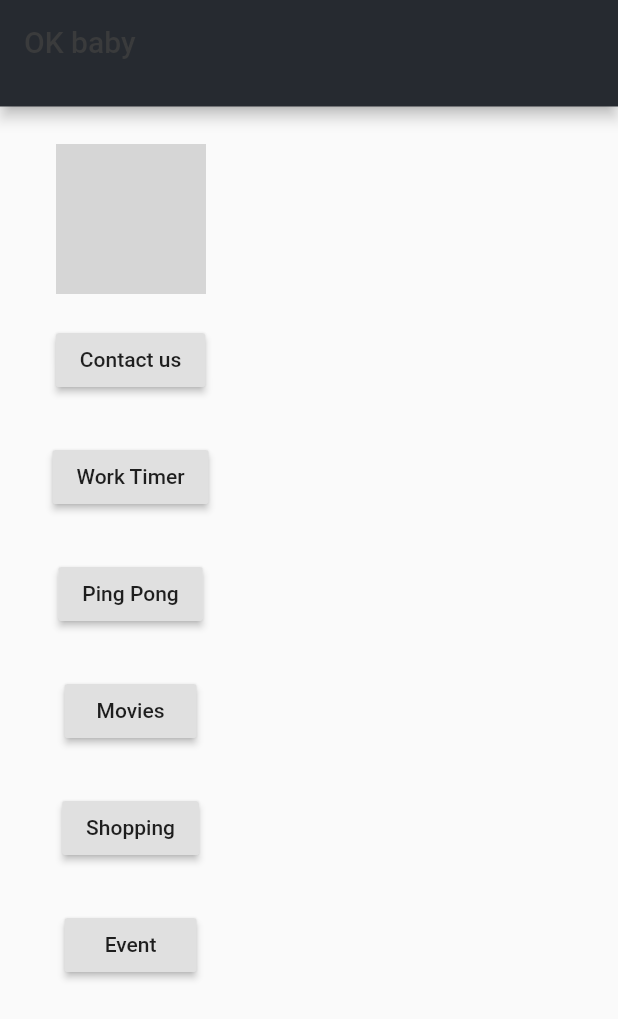
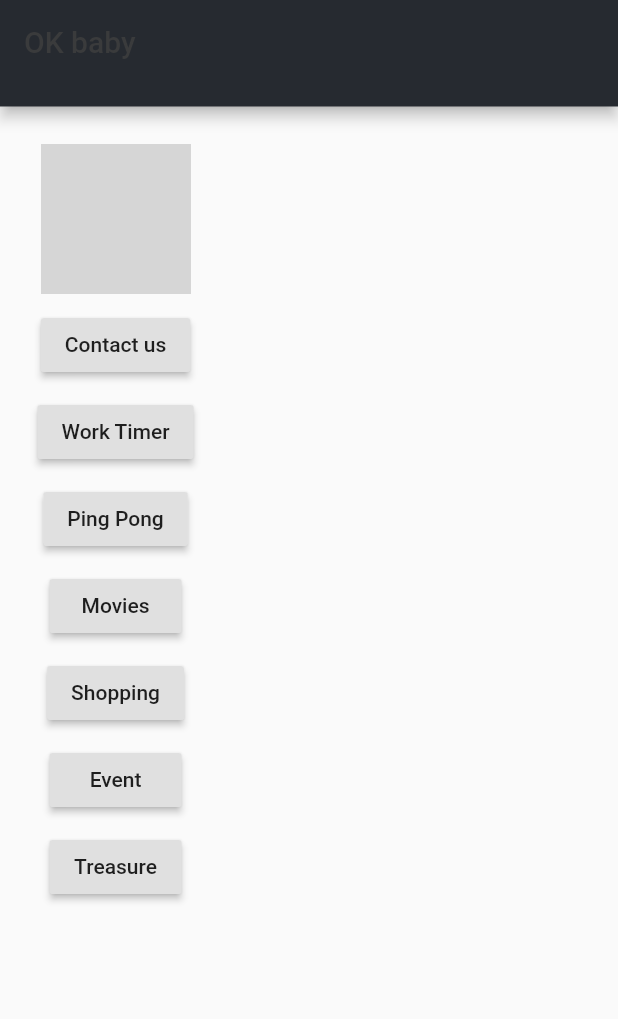
Before and after one commit to canhtoanptit/merchant, a Flutter app: the screen it shows after launch, on a phone screen of 412 x 824 dp. Shown: the top 1019 px of the screen. Run offline on Flutter 3.47's test engine with Material 2 defaults, Android fonts, the phone set to English and light mode, and no system bars; our stand-ins replace cloud_firestore, firebase_auth, geolocator, google_maps_flutter, percent_indicator, shared_preferences and 1 more; accounts and stored records are empty; network calls fail; project files that could hold a hidden picture were left out; grey boxes are pictures that could not be loaded.

Commit message:
chapter 7

```diff
--- a/lib/main.dart
+++ b/lib/main.dart
@@ -6,6 +6,7 @@ import 'package:merchant/pages/movies_page.dart';
 import 'package:merchant/pages/page_container.dart';
 import 'package:merchant/pages/ping_pong_page.dart';
 import 'package:merchant/pages/shopping_page.dart';
+import 'package:merchant/pages/treasure_map_page.dart';
 import 'package:merchant/pages/work_timer_page.dart';
 import 'package:merchant/styles.dart';
 
@@ -44,7 +45,8 @@ class MyApp extends StatelessWidget {
         '/ping-pong': (context) => PingPongPage(),
         '/movies': (context) => MoviesPage(),
         '/shop': (context) => ShoppingPage(),
-        '/event': (context) => LaunchPage()
+        '/event': (context) => LaunchPage(),
+        '/treasure': (context) => TreasureMapPage()
       },
       home: PageContainer(settings: appSettings),
     );
--- a/lib/pages/forecast_page.dart
+++ b/lib/pages/forecast_page.dart
@@ -30,45 +30,52 @@ class _ForecastPageState extends State<ForecastPage> {
                           width: 100,
                         )),
                     Padding(
-                      padding: EdgeInsets.all(15),
+                      padding: EdgeInsets.all(5),
                       child: RaisedButton(
                         child: Text('Contact us'),
                         onPressed: () => _contactUs(context),
                       ),
                     ),
                     Padding(
-                      padding: EdgeInsets.all(15),
+                      padding: EdgeInsets.all(5),
                       child: RaisedButton(
                         child: Text('Work Timer'),
                         onPressed: () => Navigator.pushNamed(context, '/work-timer'),
                       ),
                     ),
                     Padding(
-                      padding: EdgeInsets.all(15),
+                      padding: EdgeInsets.all(5),
                       child: RaisedButton(
                         child: Text('Ping Pong'),
                         onPressed: () => Navigator.pushNamed(context, '/ping-pong'),
                       ),
                     ),
                     Padding(
-                      padding: EdgeInsets.all(15),
+                      padding: EdgeInsets.all(5),
                       child: RaisedButton(
                         child: Text('Movies'),
                         onPressed: () => Navigator.pushNamed(context, '/movies'),
                       ),
                     ),
                     Padding(
-                      padding: EdgeInsets.all(15),
+                      padding: EdgeInsets.all(5),
                       child: RaisedButton(
                         child: Text('Shopping'),
                         onPressed: () => Navigator.pushNamed(context, '/shop'),
                       ),
                     ),
                     Padding(
-                      padding: EdgeInsets.all(15),
+                      padding: EdgeInsets.all(5),
                       child: RaisedButton(
                         child: Text('Event'),
                         onPressed: () => Navigator.pushNamed(context, '/event'),
+                      ),
+                    ),
+                    Padding(
+                      padding: EdgeInsets.all(5),
+                      child: RaisedButton(
+                        child: Text('Treasure'),
+                        onPressed: () => Navigator.pushNamed(context, '/treasure'),
                       ),
                     )
                   ]),
--- a/pubspec.yaml
+++ b/pubspec.yaml
@@ -45,6 +45,10 @@ dependencies:
   firebase_core: ^0.4.5
   firebase_auth: ^0.16.1
   cloud_firestore: ^0.13.6
+
+  # google map
+  google_maps_flutter: ^0.5.28+1
+  geolocator: ^5.3.2+2
 dev_dependencies:
   flutter_test:
     sdk: flutter
```
Also changed, not shown: lib/helpers/db_helper.dart (+29 -1 lines), lib/helpers/geo_location_helper.dart (added, +17 -0 lines), lib/models/place_model.dart (added, +19 -0 lines), lib/pages/treasure_map_page.dart (added, +65 -0 lines), 1 other file.
